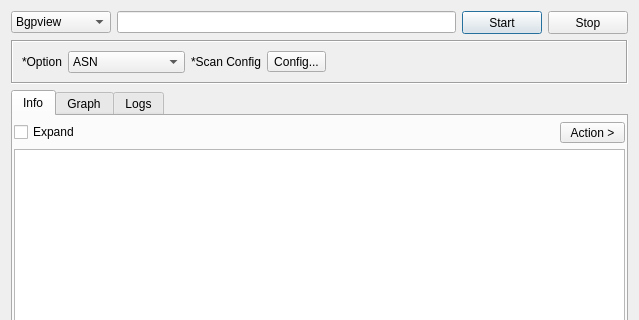
Old version of the form sub3suite/src/tools/ASNTool.ui in the repository 3nock/OTE; both pictures show x 0 to 639 and y 0 to 320 of the 639 by 509 pixel window.
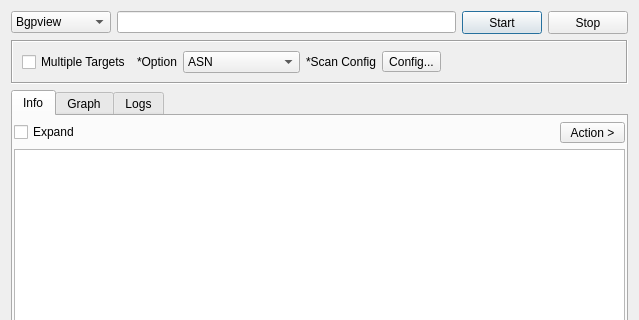
New version of the form.

Patch:
```diff
--- a/sub3suite/src/tools/ASNTool.ui
+++ b/sub3suite/src/tools/ASNTool.ui
@@ -76,6 +76,13 @@
       <enum>QFrame::Sunken</enum>
      </property>
      <layout class="QHBoxLayout" name="horizontalLayout">
+      <item>
+       <widget class="QCheckBox" name="checkBoxMultipleTargets">
+        <property name="text">
+         <string>Multiple Targets</string>
+        </property>
+       </widget>
+      </item>
       <item>
        <widget class="QLabel" name="label">
         <property name="text">
```
